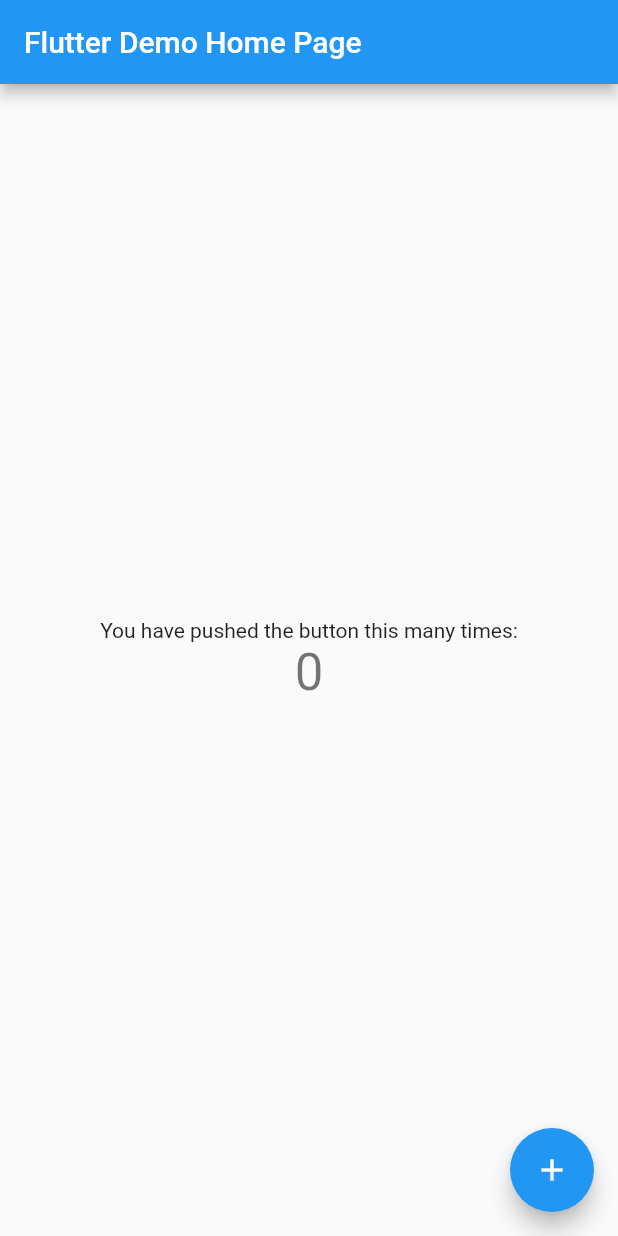
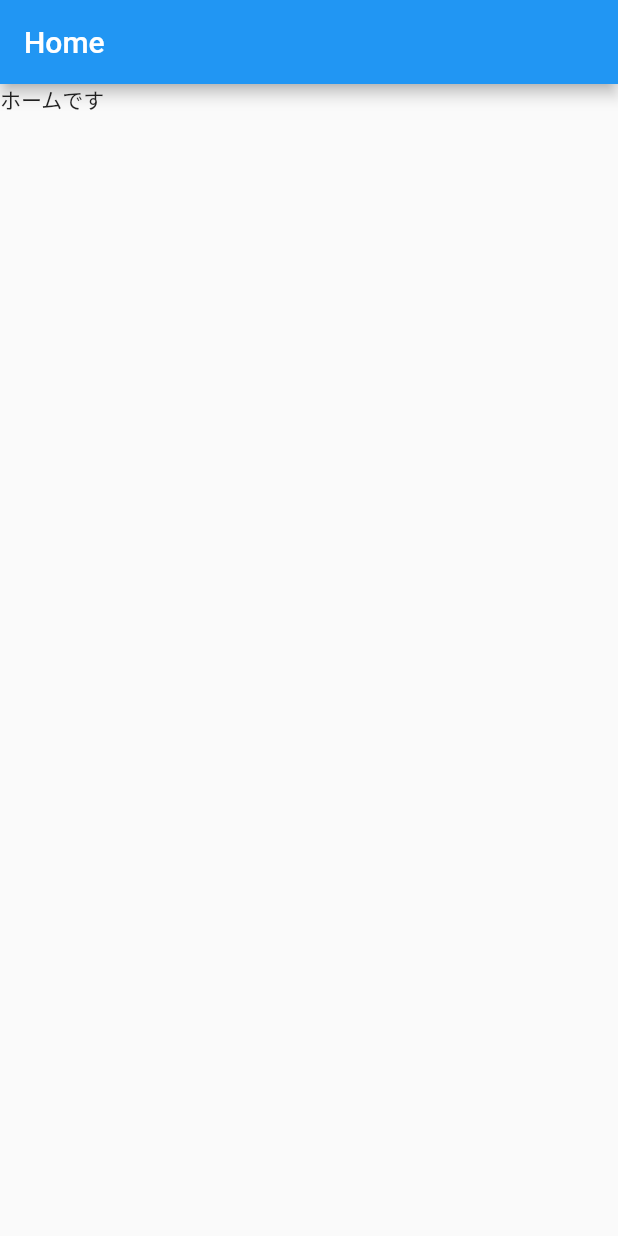
Before and after one commit to tttuuu1234/riverpod_count_app, a Flutter app: the screen it shows after launch, on a phone screen of 412 x 824 dp. Run offline on Flutter 3.47's test engine with Material 2 defaults, Android fonts, the light colour scheme and no system bars.

Commit message:
Home画面作成

```diff
--- /dev/null
+++ b/lib/app.dart
@@ -0,0 +1,16 @@
+import 'package:flutter/material.dart';
+import 'package:riverpod_count_app/ui/home_page.dart';
+
+class CountApp extends StatelessWidget {
+  // This widget is the root of your application.
+  @override
+  Widget build(BuildContext context) {
+    return MaterialApp(
+      title: 'countApp',
+      theme: ThemeData(
+        primarySwatch: Colors.blue,
+      ),
+      home: HomePage(),
+    );
+  }
+}
--- a/lib/main.dart
+++ b/lib/main.dart
@@ -1,113 +1,6 @@
 import 'package:flutter/material.dart';
+import 'package:riverpod_count_app/app.dart';
 
 void main() {
-  runApp(MyApp());
+  runApp(CountApp());
 }
-
-class MyApp extends StatelessWidget {
-  // This widget is the root of your application.
-  @override
-  Widget build(BuildContext context) {
-    return MaterialApp(
-      title: 'Flutter Demo',
-      theme: ThemeData(
-        // This is the theme of your application.
-        //
-        // Try running your application with "flutter run". You'll see the
-        // application has a blue toolbar. Then, without quitting the app, try
-        // changing the primarySwatch below to Colors.green and then invoke
-        // "hot reload" (press "r" in the console where you ran "flutter run",
-        // or simply save your changes to "hot reload" in a Flutter IDE).
-        // Notice that the counter didn't reset back to zero; the application
-        // is not restarted.
-        primarySwatch: Colors.blue,
-      ),
-      home: MyHomePage(title: 'Flutter Demo Home Page'),
-    );
-  }
-}
-
-class MyHomePage extends StatefulWidget {
-  MyHomePage({Key? key, required this.title}) : super(key: key);
-
-  // This widget is the home page of your application. It is stateful, meaning
-  // that it has a State object (defined below) that contains fields that affect
-  // how it looks.
-
-  // This class is the configuration for the state. It holds the values (in this
-  // case the title) provided by the parent (in this case the App widget) and
-  // used by the build method of the State. Fields in a Widget subclass are
-  // always marked "final".
-
-  final String title;
-
-  @override
-  _MyHomePageState createState() => _MyHomePageState();
-}
-
-class _MyHomePageState extends State<MyHomePage> {
-  int _counter = 0;
-
-  void _incrementCounter() {
-    setState(() {
-      // This call to setState tells the Flutter framework that something has
-      // changed in this State, which causes it to rerun the build method below
-      // so that the display can reflect the updated values. If we changed
-      // _counter without calling setState(), then the build method would not be
-      // called again, and so nothing would appear to happen.
-      _counter++;
-    });
-  }
-
-  @override
-  Widget build(BuildContext context) {
-    // This method is rerun every time setState is called, for instance as done
-    // by the _incrementCounter method above.
-    //
-    // The Flutter framework has been optimized to make rerunning build methods
-    // fast, so that you can just rebuild anything that needs updating rather
-    // than having to individually change instances of widgets.
-    return Scaffold(
-      appBar: AppBar(
-        // Here we take the value from the MyHomePage object that was created by
-        // the App.build method, and use it to set our appbar title.
-        title: Text(widget.title),
-      ),
-      body: Center(
-        // Center is a layout widget. It takes a single child and positions it
-        // in the middle of the parent.
-        child: Column(
-          // Column is also a layout widget. It takes a list of children and
-          // arranges them vertically. By default, it sizes itself to fit its
-          // children horizontally, and tries to be as tall as its parent.
-          //
-          // Invoke "debug painting" (press "p" in the console, choose the
-          // "Toggle Debug Paint" action from the Flutter Inspector in Android
-          // Studio, or the "Toggle Debug Paint" command in Visual Studio Code)
-          // to see the wireframe for each widget.
-          //
-          // Column has various properties to control how it sizes itself and
-          // how it positions its children. Here we use mainAxisAlignment to
-          // center the children vertically; the main axis here is the vertical
-          // axis because Columns are vertical (the cross axis would be
-          // horizontal).
-          mainAxisAlignment: MainAxisAlignment.center,
-          children: <Widget>[
-            Text(
-              'You have pushed the button this many times:',
-            ),
-            Text(
-              '$_counter',
-              style: Theme.of(context).textTheme.headline4,
-            ),
-          ],
-        ),
-      ),
-      floatingActionButton: FloatingActionButton(
-        onPressed: _incrementCounter,
-        tooltip: 'Increment',
-        child: Icon(Icons.add),
-      ), // This trailing comma makes auto-formatting nicer for build methods.
-    );
-  }
-}
--- /dev/null
+++ b/lib/ui/home_page.dart
@@ -0,0 +1,15 @@
+import 'package:flutter/material.dart';
+
+class HomePage extends StatelessWidget {
+  const HomePage({Key? key}) : super(key: key);
+
+  @override
+  Widget build(BuildContext context) {
+    return Scaffold(
+      appBar: AppBar(title: Text('Home'),),
+      body: Container(
+        child: Text('ホームです'),
+      ),
+    );
+  }
+}
```
Also changed, not shown: 1 other file.
